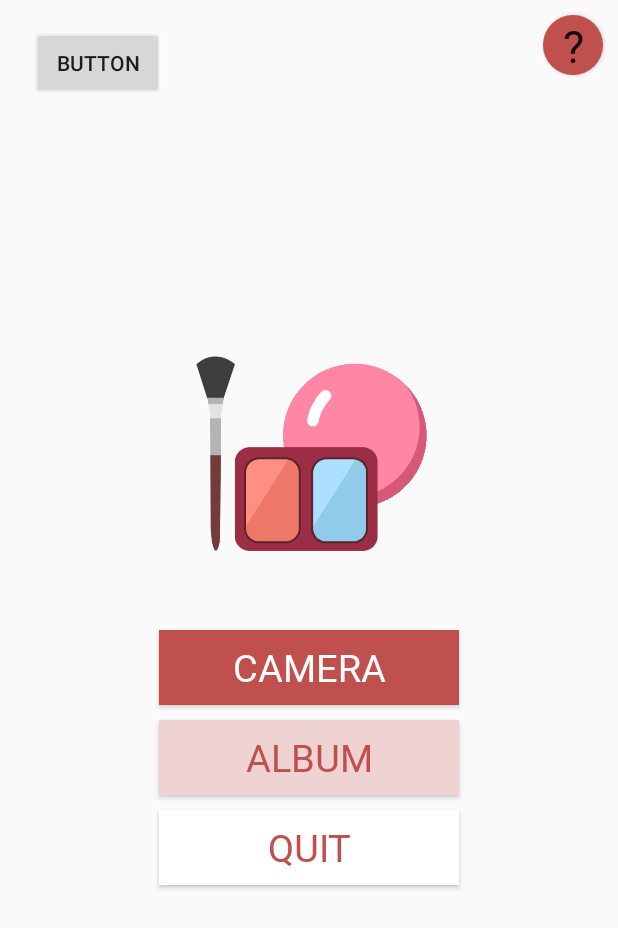
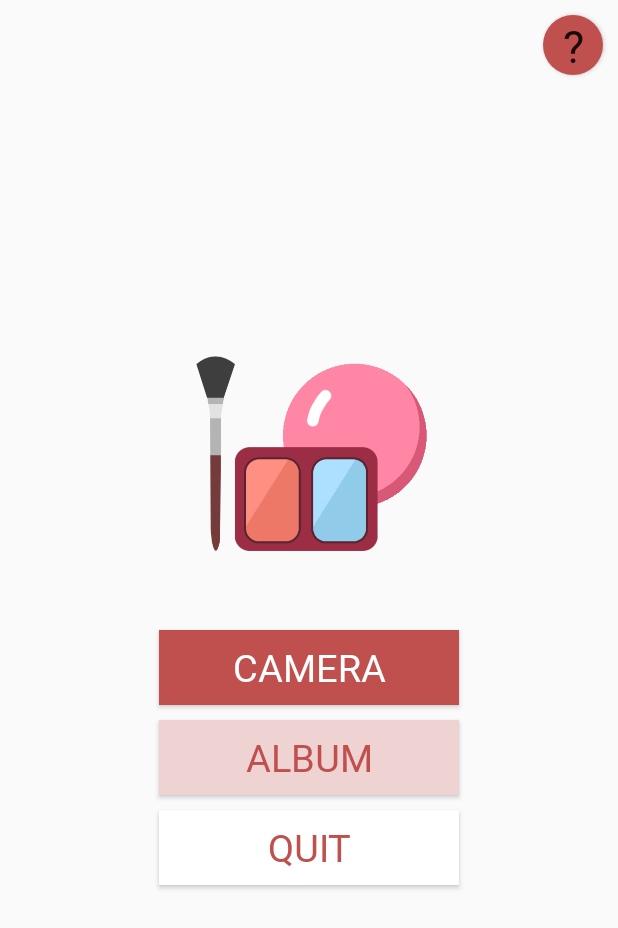
Before and after one commit to skkuse02/2019fall_41class_team8, an Android app: the screen it shows after launch (MainActivity), on a phone screen of 412 x 824 dp. Shown: the top 928 px of the screen. Run offline under Robolectric (Android 15) with nearby library versions, the phone set to English and light mode, and no system bars; libraries missing offline, so code that uses them is left out: com.gun0912.tedpermission; 2 statements that could not run were skipped.

Commit message:
Remove temp button in MainActivity

```diff
--- a/BatB/app/src/main/java/com/example/batb/MainActivity.java
+++ b/BatB/app/src/main/java/com/example/batb/MainActivity.java
@@ -33,7 +33,6 @@ import java.util.Date;
 public class MainActivity extends AppCompatActivity {
     private int PHOTO_FROM_CAMERA=0, PHOTO_FROM_ALBUM=1;
     private Button cameraButton, albumButton, quitButton, helpButton;
-    Button button;
     Uri photoURI;
 
     @Override
@@ -99,14 +98,6 @@ public class MainActivity extends AppCompatActivity {
                 startActivity(intent);
             }
         });
-
-        button = findViewById(R.id.button2);
-        button.setOnClickListener(new OnClickListener() {
-            @Override
-            public void onClick(View view) {
-                startActivity(new Intent(view.getContext(), ResultActivity.class));
-            }
-        });
     }
 
     private void tedPermission(){
--- a/BatB/app/src/main/res/layout/activity_main.xml
+++ b/BatB/app/src/main/res/layout/activity_main.xml
@@ -68,15 +68,5 @@
         android:fontFamily="@font/tubiti"
         />
 
-    <Button
-        android:id="@+id/button2"
-        android:layout_width="wrap_content"
-        android:layout_height="wrap_content"
-        android:layout_alignParentStart="true"
-        android:layout_alignParentTop="true"
-        android:layout_marginStart="21dp"
-        android:layout_marginTop="18dp"
-        android:text="Button" />
-
 
 </RelativeLayout>
```
